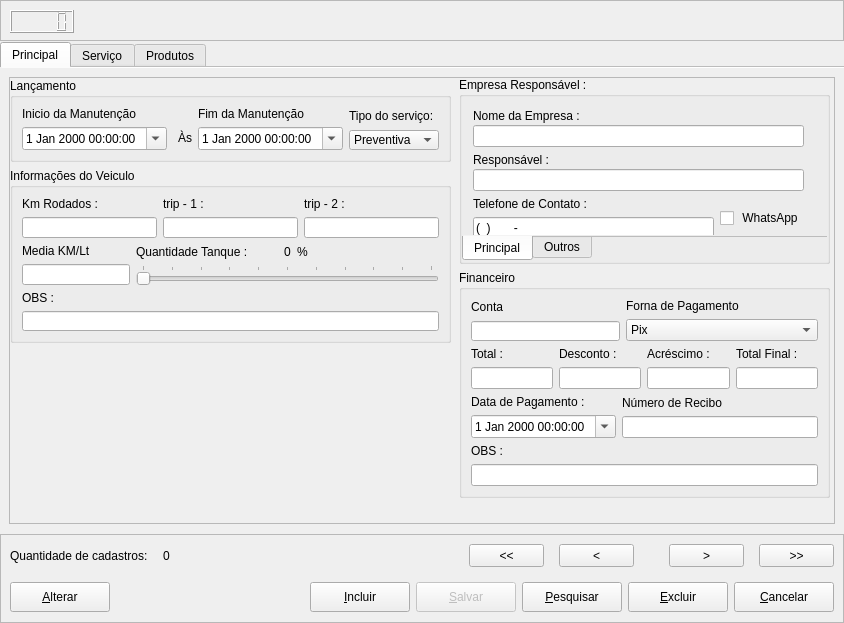
The window that ui_qt/LancManutecaoNew.ui (Locked666/controle_entrega_desk) describes before a commit, drawn with Qt 5.
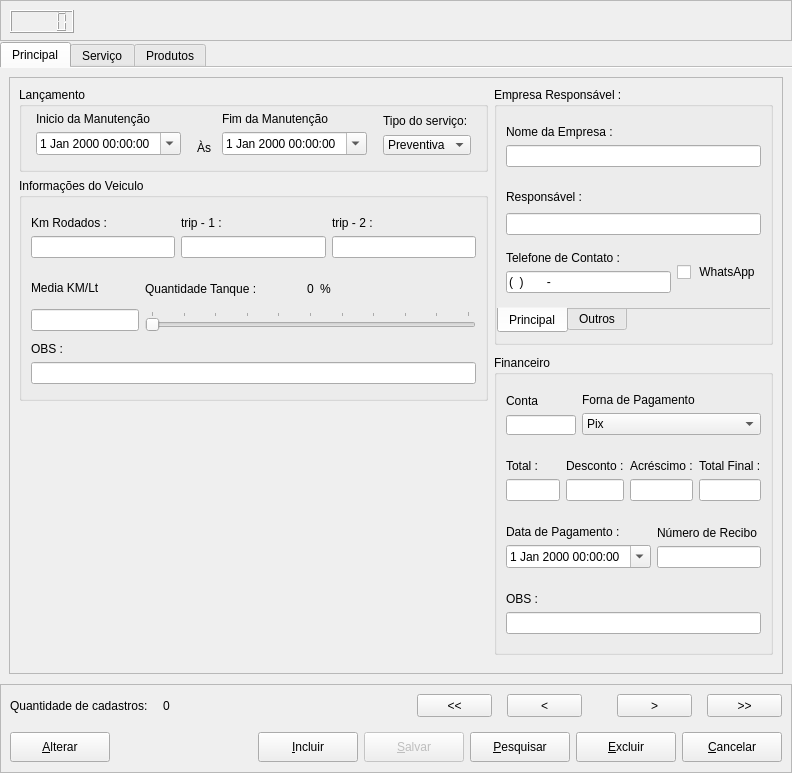
The same window after the commit. Icons and pictures are not drawn.

```diff
--- a/ui_qt/LancManutecaoNew.ui
+++ b/ui_qt/LancManutecaoNew.ui
@@ -6,8 +6,8 @@
    <rect>
     <x>0</x>
     <y>0</y>
-    <width>844</width>
-    <height>623</height>
+    <width>780</width>
+    <height>739</height>
    </rect>
   </property>
   <property name="windowTitle">
@@ -100,16 +100,392 @@
          <property name="frameShadow">
           <enum>QFrame::Raised</enum>
          </property>
-         <widget class="QWidget" name="">
-          <property name="geometry">
-           <rect>
-            <x>450</x>
-            <y>0</y>
-            <width>371</width>
-            <height>421</height>
-           </rect>
-          </property>
+         <layout class="QHBoxLayout" name="horizontalLayout_14">
+          <item>
+           <layout class="QVBoxLayout" name="verticalLayout_33">
+            <item>
+             <layout class="QVBoxLayout" name="verticalLayout_31">
+              <item>
+               <widget class="QGroupBox" name="groupBox">
+                <property name="title">
+                 <string>Lançamento</string>
+                </property>
+                <layout class="QHBoxLayout" name="horizontalLayout_5">
+                 <property name="topMargin">
+                  <number>0</number>
+                 </property>
+                 <item>
+                  <layout class="QHBoxLayout" name="horizontalLayout_2">
+                   <item>
+                    <layout class="QVBoxLayout" name="verticalLayout_4">
+                     <property name="leftMargin">
+                      <number>5</number>
+                     </property>
+                     <property name="topMargin">
+                      <number>5</number>
+                     </property>
+                     <property name="rightMargin">
+                      <number>5</number>
+                     </property>
+                     <property name="bottomMargin">
+                      <number>5</number>
+                     </property>
+                     <item>
+                      <widget class="QLabel" name="label">
+                       <property name="text">
+                        <string>Inicio da Manutenção</string>
+                       </property>
+                       <property name="buddy">
+                        <cstring>dateTimeEdit</cstring>
+                       </property>
+                      </widget>
+                     </item>
+                     <item>
+                      <widget class="QDateTimeEdit" name="dateTimeEdit">
+                       <property name="calendarPopup">
+                        <bool>true</bool>
+                       </property>
+                      </widget>
+                     </item>
+                    </layout>
+                   </item>
+                   <item>
+                    <widget class="QLabel" name="label_4">
+                     <property name="text">
+                      <string>Às</string>
+                     </property>
+                     <property name="alignment">
+                      <set>Qt::AlignBottom|Qt::AlignLeading|Qt::AlignLeft</set>
+                     </property>
+                     <property name="indent">
+                      <number>5</number>
+                     </property>
+                     <property name="openExternalLinks">
+                      <bool>false</bool>
+                     </property>
+                    </widget>
+                   </item>
+                   <item>
+                    <layout class="QVBoxLayout" name="verticalLayout_5">
+                     <property name="leftMargin">
+                      <number>5</number>
+                     </property>
+                     <property name="topMargin">
+                      <number>5</number>
+                     </property>
+                     <property name="rightMargin">
+                      <number>5</number>
+                     </property>
+                     <property name="bottomMargin">
+                      <number>5</number>
+                     </property>
+                     <item>
+                      <widget class="QLabel" name="label_3">
+                       <property name="text">
+                        <string>Fim da Manutenção</string>
+                       </property>
+                       <property name="buddy">
+                        <cstring>dateTimeEdit_2</cstring>
+                       </property>
+                      </widget>
+                     </item>
+                     <item>
+                      <widget class="QDateTimeEdit" name="dateTimeEdit_2">
+                       <property name="calendarPopup">
+                        <bool>true</bool>
+                       </property>
+                      </widget>
+                     </item>
+                    </layout>
+                   </item>
+                  </layout>
+                 </item>
+                 <item>
+                  <layout class="QVBoxLayout" name="verticalLayout_6">
+                   <property name="leftMargin">
+                    <number>5</number>
+                   </property>
+                   <property name="topMargin">
+                    <number>5</number>
+                   </property>
+                   <property name="rightMargin">
+                    <number>5</number>
+                   </property>
+                   <property name="bottomMargin">
+                    <number>5</number>
+                   </property>
+                   <item>
+                    <widget class="QLabel" name="label_8">
+                     <property name="text">
+                      <string>Tipo do serviço:</string>
+                     </property>
+                     <property name="buddy">
+                      <cstring>combobox_tipo_combustivel</cstring>
+                     </property>
+                    </widget>
+                   </item>
+                   <item>
+                    <widget class="QComboBox" name="combobox_tipo_combustivel">
+                     <property name="maximumSize">
+                      <size>
+                       <width>246</width>
+                       <height>20</height>
+                      </size>
+                     </property>
+                     <property name="toolTip">
+                      <string>&lt;html&gt;&lt;head/&gt;&lt;body&gt;&lt;p&gt;&lt;span style=&quot; font-family:'Cabin,Helvetica,sans-serif'; font-size:large; font-weight:600; color:#575756; text-transform:uppercase;&quot;&gt;1 – Manutenção preventiva&lt;/span&gt;&lt;/p&gt;&lt;p&gt;&lt;span style=&quot; font-family:'Open Sans,sans-serif'; font-size:16px; color:#6f6e6b; background-color:#ffffff;&quot;&gt;Os veículos passam por inspeção para evitar possíveis falhas e problemas. De acordo com um planejamento que utiliza a Curva de Tempo Médio para Falha, é possível identificar um tempo estimado para trocar determinada peça do veículo e evitar que ela estrague e cause algum problema no automóvel.&lt;/span&gt;&lt;/p&gt;&lt;p&gt;&lt;span style=&quot; font-family:'Cabin,Helvetica,sans-serif'; font-size:large; font-weight:600; color:#575756; text-transform:uppercase;&quot;&gt;2 – Manutenção corretiva&lt;/span&gt;&lt;/p&gt;&lt;p&gt;&lt;span style=&quot; font-family:'Open Sans,sans-serif'; font-size:16px; color:#6f6e6b; background-color:#ffffff;&quot;&gt;Quando alguma parte do seu carro já está quebrada ou com falha, você precisa fazer uma manutenção corretiva para trocar ou consertar a peça com defeito.&lt;/span&gt;&lt;/p&gt;&lt;p&gt;&lt;span style=&quot; font-family:'Cabin,Helvetica,sans-serif'; font-size:large; font-weight:600; color:#575756; text-transform:uppercase;&quot;&gt;3 – Manutenção preditiva&lt;/span&gt;&lt;/p&gt;&lt;p&gt;&lt;span style=&quot; font-family:'Open Sans,sans-serif'; font-size:16px; color:#6f6e6b; background-color:#ffffff;&quot;&gt;Nesta categoria, o monitoramento segue uma regularidade para avaliar as condições mecânicas do veículo. Para isso, são utilizados instrumentos específicos, como câmeras termográficas, ultrassons, inspeções visuais, entre outros.&lt;/span&gt;&lt;/p&gt;&lt;p&gt;&lt;span style=&quot; font-family:'Cabin,Helvetica,sans-serif'; font-size:large; font-weight:600; color:#575756; text-transform:uppercase;&quot;&gt;4 – Manutenção detectiva&lt;/span&gt;&lt;/p&gt;&lt;p&gt;&lt;span style=&quot; font-family:'Open Sans,sans-serif'; font-size:16px; color:#6f6e6b; background-color:#ffffff;&quot;&gt;Para garantir a segurança e o bom funcionamento do veículo, se busca identificar falhas antes delas acontecerem. Neste procedimento, são realizados testes para avaliar o uso a longo prazo do automóvel. Todos os itens são analisados em funcionamento.&lt;/span&gt;&lt;/p&gt;&lt;/body&gt;&lt;/html&gt;</string>
+                     </property>
+                     <item>
+                      <property name="text">
+                       <string>Preventiva</string>
+                      </property>
+                     </item>
+                     <item>
+                      <property name="text">
+                       <string>Corretiva</string>
+                      </property>
+                     </item>
+                     <item>
+                      <property name="text">
+                       <string>Preditiva</string>
+                      </property>
+                     </item>
+                     <item>
+                      <property name="text">
+                       <string>Detectiva</string>
+                      </property>
+                     </item>
+                    </widget>
+                   </item>
+                  </layout>
+                 </item>
+                </layout>
+               </widget>
+              </item>
+              <item>
+               <widget class="QGroupBox" name="groupBox_2">
+                <property name="title">
+                 <string>Informações do Veiculo</string>
+                </property>
+                <layout class="QVBoxLayout" name="verticalLayout_13">
+                 <item>
+                  <layout class="QHBoxLayout" name="horizontalLayout_8">
+                   <item>
+                    <layout class="QVBoxLayout" name="verticalLayout_7">
+                     <property name="leftMargin">
+                      <number>0</number>
+                     </property>
+                     <property name="topMargin">
+                      <number>9</number>
+                     </property>
+                     <property name="bottomMargin">
+                      <number>9</number>
+                     </property>
+                     <item>
+                      <widget class="QLabel" name="label_5">
+                       <property name="text">
+                        <string>Km Rodados : </string>
+                       </property>
+                      </widget>
+                     </item>
+                     <item>
+                      <widget class="QLineEdit" name="lineEdit"/>
+                     </item>
+                    </layout>
+                   </item>
+                   <item>
+                    <layout class="QVBoxLayout" name="verticalLayout_8">
+                     <property name="topMargin">
+                      <number>9</number>
+                     </property>
+                     <property name="bottomMargin">
+                      <number>9</number>
+                     </property>
+                     <item>
+                      <widget class="QLabel" name="label_6">
+                       <property name="text">
+                        <string>trip - 1 :</string>
+                       </property>
+                      </widget>
+                     </item>
+                     <item>
+                      <widget class="QLineEdit" name="lineEdit_2"/>
+                     </item>
+                    </layout>
+                   </item>
+                   <item>
+                    <layout class="QVBoxLayout" name="verticalLayout_9">
+                     <property name="topMargin">
+                      <number>9</number>
+                     </property>
+                     <property name="bottomMargin">
+                      <number>9</number>
+                     </property>
+                     <item>
+                      <widget class="QLabel" name="label_7">
+                       <property name="text">
+                        <string>trip - 2 :</string>
+                       </property>
+                      </widget>
+                     </item>
+                     <item>
+                      <widget class="QLineEdit" name="lineEdit_3"/>
+                     </item>
+                    </layout>
+                   </item>
+                  </layout>
+                 </item>
+                 <item>
+                  <layout class="QHBoxLayout" name="horizontalLayout_9">
+                   <item>
+                    <layout class="QVBoxLayout" name="verticalLayout_10">
+                     <item>
+                      <widget class="QLabel" name="label_9">
+                       <property name="text">
+                        <string>Media KM/Lt</string>
+                       </property>
+                      </widget>
+                     </item>
+                     <item>
+                      <widget class="QLineEdit" name="lineEdit_4">
+                       <property name="sizePolicy">
+                        <sizepolicy hsizetype="Minimum" vsizetype="Fixed">
+                         <horstretch>0</horstretch>
+                         <verstretch>0</verstretch>
+                        </sizepolicy>
+                       </property>
+                      </widget>
+                     </item>
+                    </layout>
+                   </item>
+                   <item>
+                    <layout class="QVBoxLayout" name="verticalLayout_11">
+                     <item>
+                      <layout class="QHBoxLayout" name="horizontalLayout_7">
+                       <property name="leftMargin">
+                        <number>0</number>
+                       </property>
+                       <property name="topMargin">
+                        <number>9</number>
+                       </property>
+                       <property name="bottomMargin">
+                        <number>9</number>
+                       </property>
+                       <item>
+                        <widget class="QLabel" name="label_11">
+                         <property name="text">
+                          <string>Quantidade Tanque :</string>
+                         </property>
+                        </widget>
+                       </item>
+                       <item>
+                        <widget class="QLabel" name="label_10">
+                         <property name="sizePolicy">
+                          <sizepolicy hsizetype="Fixed" vsizetype="Preferred">
+                           <horstretch>0</horstretch>
+                           <verstretch>0</verstretch>
+                          </sizepolicy>
+                         </property>
+                         <property name="text">
+                          <string>0</string>
+                         </property>
+                        </widget>
+                       </item>
+                       <item>
+                        <widget class="QLabel" name="label_12">
+                         <property name="text">
+                          <string>%</string>
+                         </property>
+                        </widget>
+                       </item>
+                      </layout>
+                     </item>
+                     <item>
+                      <widget class="QSlider" name="horizontalSlider">
+                       <property name="sizePolicy">
+                        <sizepolicy hsizetype="MinimumExpanding" vsizetype="Fixed">
+                         <horstretch>0</horstretch>
+                         <verstretch>0</verstretch>
+                        </sizepolicy>
+                       </property>
+                       <property name="maximum">
+                        <number>100</number>
+                       </property>
+                       <property name="singleStep">
+                        <number>1</number>
+                       </property>
+                       <property name="orientation">
+                        <enum>Qt::Horizontal</enum>
+                       </property>
+                       <property name="invertedControls">
+                        <bool>false</bool>
+                       </property>
+                       <property name="tickPosition">
+                        <enum>QSlider::TicksAbove</enum>
+                       </property>
+                       <property name="tickInterval">
+                        <number>10</number>
+                       </property>
+                      </widget>
+                     </item>
+                    </layout>
+                   </item>
+                  </layout>
+                 </item>
+                 <item>
+                  <layout class="QVBoxLayout" name="verticalLayout_12">
+                   <property name="leftMargin">
+                    <number>0</number>
+                   </property>
+                   <property name="topMargin">
+                    <number>5</number>
+                   </property>
+                   <property name="bottomMargin">
+                    <number>5</number>
+                   </property>
+                   <item>
+                    <widget class="QLabel" name="label_13">
+                     <property name="text">
+                      <string>OBS :</string>
+                     </property>
+                    </widget>
+                   </item>
+                   <item>
+                    <widget class="QLineEdit" name="lineEdit_5"/>
+                   </item>
+                  </layout>
+                 </item>
+                </layout>
+               </widget>
+              </item>
+             </layout>
+            </item>
+            <item>
+             <spacer name="verticalSpacer">
+              <property name="orientation">
+               <enum>Qt::Vertical</enum>
+              </property>
+              <property name="sizeHint" stdset="0">
+               <size>
+                <width>20</width>
+                <height>128</height>
+               </size>
+              </property>
+             </spacer>
+            </item>
+           </layout>
+          </item>
+          <item>
           <layout class="QVBoxLayout" name="verticalLayout_30">
+            <property name="spacing">
+             <number>10</number>
+            </property>
+            <property name="topMargin">
+             <number>0</number>
+            </property>
+            <property name="bottomMargin">
+             <number>9</number>
+            </property>
            <item>
             <widget class="QGroupBox" name="groupBox_3">
              <property name="font">
@@ -135,7 +511,7 @@
                <number>0</number>
               </property>
               <property name="bottomMargin">
-               <number>0</number>
+                <number>9</number>
               </property>
               <item>
                <widget class="QTabWidget" name="tabWidget">
@@ -152,20 +528,19 @@
                  <attribute name="title">
                   <string>Principal</string>
                  </attribute>
-                 <widget class="QWidget" name="">
-                  <property name="geometry">
-                   <rect>
-                    <x>11</x>
-                    <y>11</y>
-                    <width>331</width>
-                    <height>131</height>
-                   </rect>
-                  </property>
+                  <layout class="QVBoxLayout" name="verticalLayout_32">
+                   <item>
                   <layout class="QVBoxLayout" name="verticalLayout_18">
                    <item>
                     <layout class="QVBoxLayout" name="verticalLayout_15">
                      <property name="spacing">
-                      <number>2</number>
+                        <number>6</number>
+                       </property>
+                       <property name="topMargin">
+                        <number>9</number>
+                       </property>
+                       <property name="bottomMargin">
+                        <number>9</number>
                      </property>
                      <item>
                       <widget class="QLabel" name="label_14">
@@ -182,7 +557,13 @@
                    <item>
                     <layout class="QVBoxLayout" name="verticalLayout_16">
                      <property name="spacing">
-                      <number>2</number>
+                        <number>6</number>
+                       </property>
+                       <property name="topMargin">
+                        <number>5</number>
+                       </property>
+                       <property name="bottomMargin">
+                        <number>5</number>
                      </property>
                      <item>
                       <widget class="QLabel" name="label_15">
@@ -200,6 +581,12 @@
                     <layout class="QHBoxLayout" name="horizontalLayout_10">
                      <item>
                       <layout class="QVBoxLayout" name="verticalLayout_17">
+                         <property name="topMargin">
+                          <number>5</number>
+                         </property>
+                         <property name="bottomMargin">
+                          <number>5</number>
+                         </property>
                        <item>
                         <widget class="QLabel" name="label_16">
                          <property name="text">
@@ -229,9 +616,10 @@
                     </layout>
                    </item>
                   </layout>
+                   </item>
+                  </layout>
                  </widget>
-                </widget>
-                <widget class="QWidget" name="tabWidgetPage2" native="true">
+                 <widget class="QWidget" name="tabWidgetPage2">
                  <attribute name="title">
                   <string>Outros</string>
                  </attribute>
@@ -251,6 +639,12 @@
                <layout class="QHBoxLayout" name="horizontalLayout_11">
                 <item>
                  <layout class="QVBoxLayout" name="verticalLayout_21">
+                   <property name="topMargin">
+                    <number>9</number>
+                   </property>
+                   <property name="bottomMargin">
+                    <number>9</number>
+                   </property>
                   <item>
                    <widget class="QLabel" name="label_17">
                     <property name="text">
@@ -272,6 +666,12 @@
                 </item>
                 <item>
                  <layout class="QVBoxLayout" name="verticalLayout_20">
+                   <property name="topMargin">
+                    <number>9</number>
+                   </property>
+                   <property name="bottomMargin">
+                    <number>9</number>
+                   </property>
                   <item>
                    <widget class="QLabel" name="label_18">
                     <property name="text">
@@ -322,6 +722,12 @@
                <layout class="QHBoxLayout" name="horizontalLayout_12">
                 <item>
                  <layout class="QVBoxLayout" name="verticalLayout_22">
+                   <property name="topMargin">
+                    <number>9</number>
+                   </property>
+                   <property name="bottomMargin">
+                    <number>9</number>
+                   </property>
                   <item>
                    <widget class="QLabel" name="label_19">
                     <property name="text">
@@ -336,6 +742,12 @@
                 </item>
                 <item>
                  <layout class="QVBoxLayout" name="verticalLayout_23">
+                   <property name="topMargin">
+                    <number>9</number>
+                   </property>
+                   <property name="bottomMargin">
+                    <number>9</number>
+                   </property>
                   <item>
                    <widget class="QLabel" name="label_20">
                     <property name="text">
@@ -350,6 +762,12 @@
                 </item>
                 <item>
                  <layout class="QVBoxLayout" name="verticalLayout_24">
+                   <property name="topMargin">
+                    <number>9</number>
+                   </property>
+                   <property name="bottomMargin">
+                    <number>9</number>
+                   </property>
                   <item>
                    <widget class="QLabel" name="label_21">
                     <property name="text">
@@ -364,6 +782,12 @@
                 </item>
                 <item>
                  <layout class="QVBoxLayout" name="verticalLayout_25">
+                   <property name="topMargin">
+                    <number>9</number>
+                   </property>
+                   <property name="bottomMargin">
+                    <number>9</number>
+                   </property>
                   <item>
                    <widget class="QLabel" name="label_22">
                     <property name="text">
@@ -382,6 +806,12 @@
                <layout class="QHBoxLayout" name="horizontalLayout_13">
                 <item>
                  <layout class="QVBoxLayout" name="verticalLayout_26">
+                   <property name="topMargin">
+                    <number>9</number>
+                   </property>
+                   <property name="bottomMargin">
+                    <number>9</number>
+                   </property>
                   <item>
                    <widget class="QLabel" name="label_24">
                     <property name="text">
@@ -403,6 +833,12 @@
                 </item>
                 <item>
                  <layout class="QVBoxLayout" name="verticalLayout_27">
+                   <property name="topMargin">
+                    <number>9</number>
+                   </property>
+                   <property name="bottomMargin">
+                    <number>9</number>
+                   </property>
                   <item>
                    <widget class="QLabel" name="label_23">
                     <property name="text">
@@ -419,6 +855,12 @@
               </item>
               <item>
                <layout class="QVBoxLayout" name="verticalLayout_28">
+                 <property name="topMargin">
+                  <number>9</number>
+                 </property>
+                 <property name="bottomMargin">
+                  <number>9</number>
+                 </property>
                 <item>
                  <widget class="QLabel" name="label_25">
                   <property name="text">
@@ -435,294 +877,8 @@
             </widget>
            </item>
           </layout>
-         </widget>
-         <widget class="QWidget" name="">
-          <property name="geometry">
-           <rect>
-            <x>1</x>
-            <y>1</y>
-            <width>441</width>
-            <height>265</height>
-           </rect>
-          </property>
-          <layout class="QVBoxLayout" name="verticalLayout_31">
-           <item>
-            <widget class="QGroupBox" name="groupBox">
-             <property name="title">
-              <string>Lançamento</string>
-             </property>
-             <layout class="QHBoxLayout" name="horizontalLayout_5">
-              <item>
-               <layout class="QHBoxLayout" name="horizontalLayout_2">
-                <item>
-                 <layout class="QVBoxLayout" name="verticalLayout_4">
-                  <item>
-                   <widget class="QLabel" name="label">
-                    <property name="text">
-                     <string>Inicio da Manutenção</string>
-                    </property>
-                    <property name="buddy">
-                     <cstring>dateTimeEdit</cstring>
-                    </property>
-                   </widget>
-                  </item>
-                  <item>
-                   <widget class="QDateTimeEdit" name="dateTimeEdit">
-                    <property name="calendarPopup">
-                     <bool>true</bool>
-                    </property>
-                   </widget>
-                  </item>
-                 </layout>
-                </item>
-                <item>
-                 <widget class="QLabel" name="label_4">
-                  <property name="text">
-                   <string>Às</string>
-                  </property>
-                  <property name="alignment">
-                   <set>Qt::AlignBottom|Qt::AlignLeading|Qt::AlignLeft</set>
-                  </property>
-                  <property name="indent">
-                   <number>5</number>
-                  </property>
-                  <property name="openExternalLinks">
-                   <bool>false</bool>
-                  </property>
-                 </widget>
-                </item>
-                <item>
-                 <layout class="QVBoxLayout" name="verticalLayout_5">
-                  <item>
-                   <widget class="QLabel" name="label_3">
-                    <property name="text">
-                     <string>Fim da Manutenção</string>
-                    </property>
-                    <property name="buddy">
-                     <cstring>dateTimeEdit_2</cstring>
-                    </property>
-                   </widget>
-                  </item>
-                  <item>
-                   <widget class="QDateTimeEdit" name="dateTimeEdit_2">
-                    <property name="calendarPopup">
-                     <bool>true</bool>
-                    </property>
-                   </widget>
-                  </item>
-                 </layout>
-                </item>
-               </layout>
-              </item>
-              <item>
-               <layout class="QVBoxLayout" name="verticalLayout_6">
-                <item>
-                 <widget class="QLabel" name="label_8">
-                  <property name="text">
-                   <string>Tipo do serviço:</string>
-                  </property>
-                  <property name="buddy">
-                   <cstring>combobox_tipo_combustivel</cstring>
-                  </property>
-                 </widget>
-                </item>
-                <item>
-                 <widget class="QComboBox" name="combobox_tipo_combustivel">
-                  <property name="maximumSize">
-                   <size>
-                    <width>246</width>
-                    <height>20</height>
-                   </size>
-                  </property>
-                  <property name="toolTip">
-                   <string>&lt;html&gt;&lt;head/&gt;&lt;body&gt;&lt;p&gt;&lt;span style=&quot; font-family:'Cabin,Helvetica,sans-serif'; font-size:large; font-weight:600; color:#575756; text-transform:uppercase;&quot;&gt;1 – Manutenção preventiva&lt;/span&gt;&lt;/p&gt;&lt;p&gt;&lt;span style=&quot; font-family:'Open Sans,sans-serif'; font-size:16px; color:#6f6e6b; background-color:#ffffff;&quot;&gt;Os veículos passam por inspeção para evitar possíveis falhas e problemas. De acordo com um planejamento que utiliza a Curva de Tempo Médio para Falha, é possível identificar um tempo estimado para trocar determinada peça do veículo e evitar que ela estrague e cause algum problema no automóvel.&lt;/span&gt;&lt;/p&gt;&lt;p&gt;&lt;span style=&quot; font-family:'Cabin,Helvetica,sans-serif'; font-size:large; font-weight:600; color:#575756; text-transform:uppercase;&quot;&gt;2 – Manutenção corretiva&lt;/span&gt;&lt;/p&gt;&lt;p&gt;&lt;span style=&quot; font-family:'Open Sans,sans-serif'; font-size:16px; color:#6f6e6b; background-color:#ffffff;&quot;&gt;Quando alguma parte do seu carro já está quebrada ou com falha, você precisa fazer uma manutenção corretiva para trocar ou consertar a peça com defeito.&lt;/span&gt;&lt;/p&gt;&lt;p&gt;&lt;span style=&quot; font-family:'Cabin,Helvetica,sans-serif'; font-size:large; font-weight:600; color:#575756; text-transform:uppercase;&quot;&gt;3 – Manutenção preditiva&lt;/span&gt;&lt;/p&gt;&lt;p&gt;&lt;span style=&quot; font-family:'Open Sans,sans-serif'; font-size:16px; color:#6f6e6b; background-color:#ffffff;&quot;&gt;Nesta categoria, o monitoramento segue uma regularidade para avaliar as condições mecânicas do veículo. Para isso, são utilizados instrumentos específicos, como câmeras termográficas, ultrassons, inspeções visuais, entre outros.&lt;/span&gt;&lt;/p&gt;&lt;p&gt;&lt;span style=&quot; font-family:'Cabin,Helvetica,sans-serif'; font-size:large; font-weight:600; color:#575756; text-transform:uppercase;&quot;&gt;4 – Manutenção detectiva&lt;/span&gt;&lt;/p&gt;&lt;p&gt;&lt;span style=&quot; font-family:'Open Sans,sans-serif'; font-size:16px; color:#6f6e6b; background-color:#ffffff;&quot;&gt;Para garantir a segurança e o bom funcionamento do veículo, se busca identificar falhas antes delas acontecerem. Neste procedimento, são realizados testes para avaliar o uso a longo prazo do automóvel. Todos os itens são analisados em funcionamento.&lt;/span&gt;&lt;/p&gt;&lt;/body&gt;&lt;/html&gt;</string>
-                  </property>
-                  <item>
-                   <property name="text">
-                    <string>Preventiva</string>
-                   </property>
-                  </item>
-                  <item>
-                   <property name="text">
-                    <string>Corretiva</string>
-                   </property>
-                  </item>
-                  <item>
-                   <property name="text">
-                    <string>Preditiva</string>
-                   </property>
-                  </item>
-                  <item>
-                   <property name="text">
-                    <string>Detectiva</string>
-                   </property>
-                  </item>
-                 </widget>
-                </item>
-               </layout>
-              </item>
-             </layout>
-            </widget>
-           </item>
-           <item>
-            <widget class="QGroupBox" name="groupBox_2">
-             <property name="title">
-              <string>Informações do Veiculo</string>
-             </property>
-             <layout class="QVBoxLayout" name="verticalLayout_13">
-              <item>
-               <layout class="QHBoxLayout" name="horizontalLayout_8">
-                <item>
-                 <layout class="QVBoxLayout" name="verticalLayout_7">
-                  <item>
-                   <widget class="QLabel" name="label_5">
-                    <property name="text">
-                     <string>Km Rodados : </string>
-                    </property>
-                   </widget>
-                  </item>
-                  <item>
-                   <widget class="QLineEdit" name="lineEdit"/>
-                  </item>
-                 </layout>
-                </item>
-                <item>
-                 <layout class="QVBoxLayout" name="verticalLayout_8">
-                  <item>
-                   <widget class="QLabel" name="label_6">
-                    <property name="text">
-                     <string>trip - 1 :</string>
-                    </property>
-                   </widget>
-                  </item>
-                  <item>
-                   <widget class="QLineEdit" name="lineEdit_2"/>
-                  </item>
-                 </layout>
-                </item>
-                <item>
-                 <layout class="QVBoxLayout" name="verticalLayout_9">
-                  <item>
-                   <widget class="QLabel" name="label_7">
-                    <property name="text">
-                     <string>trip - 2 :</string>
-                    </property>
-                   </widget>
-                  </item>
-                  <item>
-                   <widget class="QLineEdit" name="lineEdit_3"/>
-                  </item>
-                 </layout>
-                </item>
-               </layout>
-              </item>
-              <item>
-               <layout class="QHBoxLayout" name="horizontalLayout_9">
-                <item>
-                 <layout class="QVBoxLayout" name="verticalLayout_10">
-                  <item>
-                   <widget class="QLabel" name="label_9">
-                    <property name="text">
-                     <string>Media KM/Lt</string>
-                    </property>
-                   </widget>
-                  </item>
-                  <item>
-                   <widget class="QLineEdit" name="lineEdit_4">
-                    <property name="sizePolicy">
-                     <sizepolicy hsizetype="Minimum" vsizetype="Fixed">
-                      <horstretch>0</horstretch>
-                      <verstretch>0</verstretch>
-                     </sizepolicy>
-                    </property>
-                   </widget>
-                  </item>
-                 </layout>
-                </item>
-                <item>
-                 <layout class="QVBoxLayout" name="verticalLayout_11">
-                  <item>
-                   <layout class="QHBoxLayout" name="horizontalLayout_7">
-                    <item>
-                     <widget class="QLabel" name="label_11">
-                      <property name="text">
-                       <string>Quantidade Tanque :</string>
-                      </property>
-                     </widget>
-                    </item>
-                    <item>
-                     <widget class="QLabel" name="label_10">
-                      <property name="sizePolicy">
-                       <sizepolicy hsizetype="Fixed" vsizetype="Preferred">
-                        <horstretch>0</horstretch>
-                        <verstretch>0</verstretch>
-                       </sizepolicy>
-                      </property>
-                      <property name="text">
-                       <string>0</string>
-                      </property>
-                     </widget>
-                    </item>
-                    <item>
-                     <widget class="QLabel" name="label_12">
-                      <property name="text">
-                       <string>%</string>
-                      </property>
-                     </widget>
-                    </item>
-                   </layout>
-                  </item>
-                  <item>
-                   <widget class="QSlider" name="horizontalSlider">
-                    <property name="sizePolicy">
-                     <sizepolicy hsizetype="MinimumExpanding" vsizetype="Fixed">
-                      <horstretch>0</horstretch>
-                      <verstretch>0</verstretch>
-                     </sizepolicy>
-                    </property>
-                    <property name="maximum">
-                     <number>100</number>
-                    </property>
-                    <property name="singleStep">
-                     <number>1</number>
-                    </property>
-                    <property name="orientation">
-                     <enum>Qt::Horizontal</enum>
-                    </property>
-                    <property name="invertedControls">
-                     <bool>false</bool>
-                    </property>
-                    <property name="tickPosition">
-                     <enum>QSlider::TicksAbove</enum>
-                    </property>
-                    <property name="tickInterval">
-                     <number>10</number>
-                    </property>
-                   </widget>
-                  </item>
-                 </layout>
-                </item>
-               </layout>
-              </item>
-              <item>
-               <layout class="QVBoxLayout" name="verticalLayout_12">
-                <item>
-                 <widget class="QLabel" name="label_13">
-                  <property name="text">
-                   <string>OBS :</string>
-                  </property>
-                 </widget>
-                </item>
-                <item>
-                 <widget class="QLineEdit" name="lineEdit_5"/>
-                </item>
-               </layout>
-              </item>
-             </layout>
-            </widget>
-           </item>
-          </layout>
-         </widget>
+          </item>
+         </layout>
         </widget>
        </item>
       </layout>
```
Left out of the diff: 8 changed lines with no effect on the pictures. Lines whose indentation alone changed are shown as unchanged.
